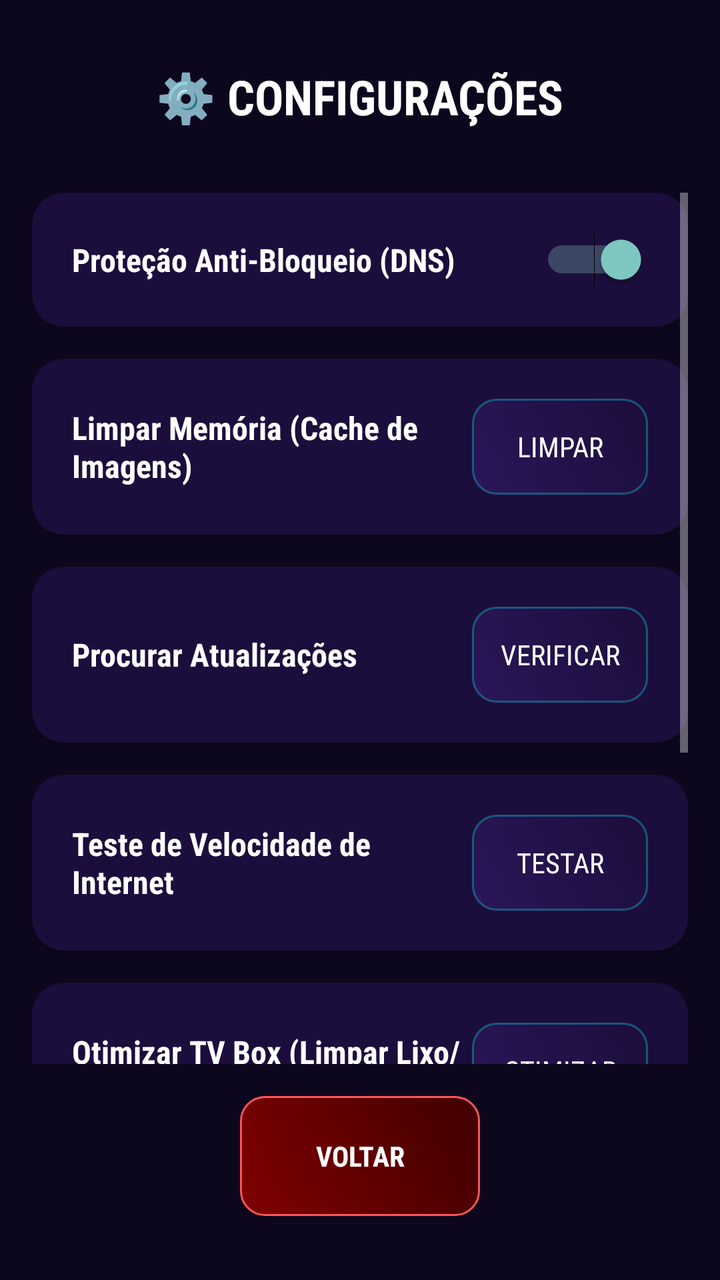
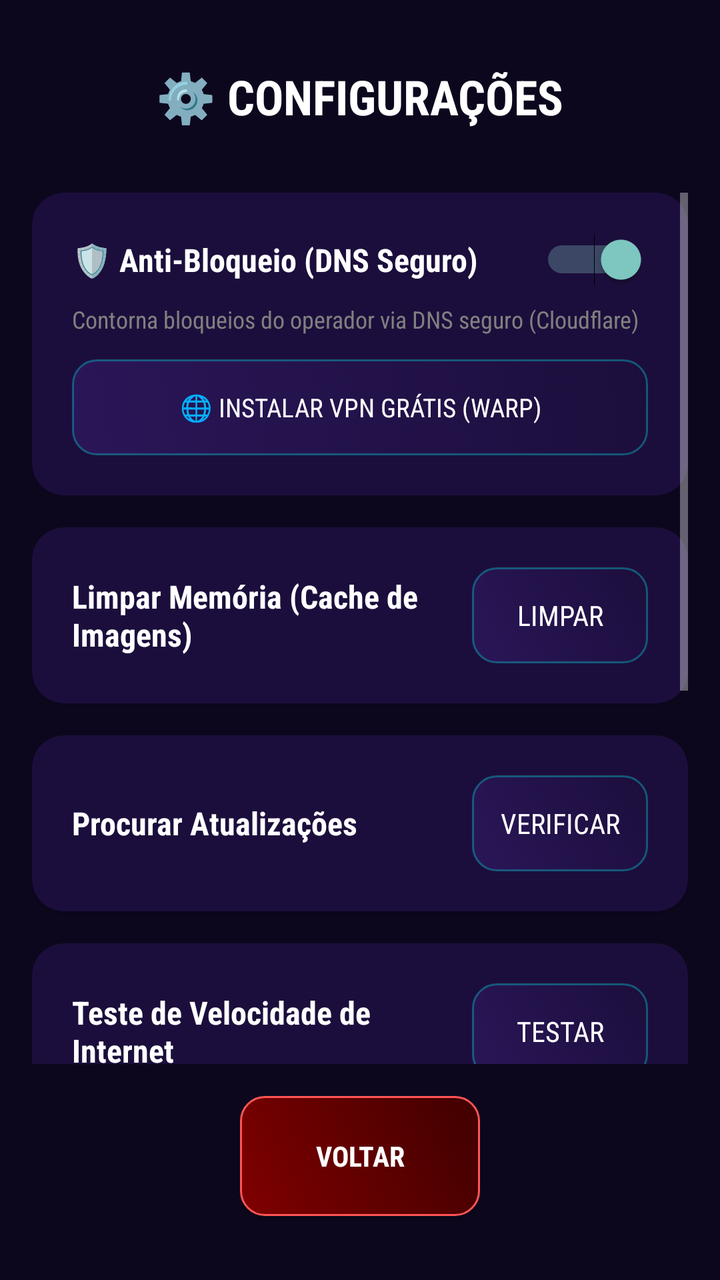

An Android layout rendered at two revisions. The XML below is the earlier revision; the diff shows what the commit changed to produce the second picture.
<!-- AndroidManifest.xml: activity theme AppTheme -->
<!-- res/layout/activity_settings.xml -->
<?xml version="1.0" encoding="utf-8"?>
<androidx.constraintlayout.widget.ConstraintLayout xmlns:android="http://schemas.android.com/apk/res/android"
    xmlns:app="http://schemas.android.com/apk/res-auto"
    xmlns:tools="http://schemas.android.com/tools"
    android:layout_width="match_parent"
    android:layout_height="match_parent"
    android:background="#0D071E"
    tools:context=".SettingsActivity">

    <TextView
        android:id="@+id/tvSettingsTitle"
        android:layout_width="wrap_content"
        android:layout_height="wrap_content"
        android:layout_marginTop="32dp"
        android:text="⚙️ CONFIGURAÇÕES"
        android:textColor="#FFFFFF"
        android:textSize="24sp"
        android:textStyle="bold"
        app:layout_constraintEnd_toEndOf="parent"
        app:layout_constraintStart_toStartOf="parent"
        app:layout_constraintTop_toTopOf="parent" />

    <ScrollView
        android:id="@+id/svSettings"
        android:layout_width="0dp"
        android:layout_height="0dp"
        android:layout_marginTop="32dp"
        android:layout_marginBottom="16dp"
        android:layout_marginHorizontal="16dp"
        app:layout_constraintWidth_max="700dp"
        app:layout_constraintEnd_toEndOf="parent"
        app:layout_constraintStart_toStartOf="parent"
        app:layout_constraintTop_toBottomOf="@id/tvSettingsTitle"
        app:layout_constraintBottom_toTopOf="@id/btnBack">

        <LinearLayout
            android:layout_width="match_parent"
            android:layout_height="wrap_content"
            android:orientation="vertical"
            android:paddingBottom="24dp">

            <androidx.cardview.widget.CardView
                android:layout_width="match_parent"
                android:layout_height="wrap_content"
                android:layout_marginBottom="16dp"
                app:cardBackgroundColor="#1C0E3C"
                app:cardCornerRadius="16dp">

                <LinearLayout
                    android:layout_width="match_parent"
                    android:layout_height="wrap_content"
                    android:gravity="center_vertical"
                    android:orientation="horizontal"
                    android:padding="20dp">

                    <TextView
                        android:layout_width="0dp"
                        android:layout_height="wrap_content"
                        android:layout_weight="1"
                        android:text="Proteção Anti-Bloqueio (DNS)"
                        android:textColor="#FFFFFF"
                        android:textSize="16sp"
                        android:textStyle="bold" />

                    <Switch
                        android:id="@+id/switchVpn"
                        android:layout_width="wrap_content"
                        android:layout_height="wrap_content"
                        android:checked="true" />

                </LinearLayout>
            </androidx.cardview.widget.CardView>

            <androidx.cardview.widget.CardView
                android:layout_width="match_parent"
                android:layout_height="wrap_content"
                android:layout_marginBottom="16dp"
                app:cardBackgroundColor="#1C0E3C"
                app:cardCornerRadius="16dp">

                <LinearLayout
                    android:layout_width="match_parent"
                    android:layout_height="wrap_content"
                    android:gravity="center_vertical"
                    android:orientation="horizontal"
                    android:padding="20dp">

                    <TextView
                        android:layout_width="0dp"
                        android:layout_height="wrap_content"
                        android:layout_weight="1"
                        android:text="Limpar Memória (Cache de Imagens)"
                        android:textColor="#FFFFFF"
                        android:textSize="16sp"
                        android:textStyle="bold" />

                    <Button
                        android:id="@+id/btnClearCache"
                        android:layout_width="wrap_content"
                        android:layout_height="wrap_content"
                        android:background="@drawable/bg_button_neon"
                        android:text="LIMPAR"
                        android:textColor="#FFFFFF" />

                </LinearLayout>
            </androidx.cardview.widget.CardView>


            <androidx.cardview.widget.CardView
                android:layout_width="match_parent"
                android:layout_height="wrap_content"
                android:layout_marginBottom="16dp"
                app:cardCornerRadius="16dp"
                app:cardBackgroundColor="#1C0E3C">

                <LinearLayout
                    android:layout_width="match_parent"
                    android:layout_height="wrap_content"
                    android:orientation="horizontal"
                    android:padding="20dp"
                    android:gravity="center_vertical">

                    <TextView
                        android:layout_width="0dp"
                        android:layout_height="wrap_content"
                        android:layout_weight="1"
                        android:text="Procurar Atualizações"
                        android:textColor="#FFFFFF"
                        android:textSize="16sp"
                        android:textStyle="bold"/>

                    <Button
                        android:id="@+id/btnUpdateApp"
                        android:layout_width="wrap_content"
                        android:layout_height="wrap_content"
                        android:text="VERIFICAR"
                        android:background="@drawable/bg_button_neon"
                        android:textColor="#FFFFFF"/>

                </LinearLayout>
            </androidx.cardview.widget.CardView>

            
            <androidx.cardview.widget.CardView
                android:layout_width="match_parent"
                android:layout_height="wrap_content"
                android:layout_marginBottom="16dp"
                app:cardCornerRadius="16dp"
                app:cardBackgroundColor="#1C0E3C">

                <LinearLayout
                    android:layout_width="match_parent"
                    android:layout_height="wrap_content"
                    android:orientation="vertical"
                    android:padding="20dp">

                    <LinearLayout
                        android:layout_width="match_parent"
                        android:layout_height="wrap_content"
                        android:orientation="horizontal"
                        android:gravity="center_vertical">
                        
                        <TextView
                            android:layout_width="0dp"
                            android:layout_height="wrap_content"
                            android:layout_weight="1"
                            android:text="Teste de Velocidade de Internet"
                            android:textColor="#FFFFFF"
                            android:textSize="16sp"
                            android:textStyle="bold"/>

                        <Button
                            android:id="@+id/btnSpeedTest"
                            android:layout_width="wrap_content"
                            android:layout_height="wrap_content"
                            android:text="TESTAR"
                            android:background="@drawable/bg_button_neon"
                            android:textColor="#FFFFFF"/>
                    </LinearLayout>

                    <TextView
                        android:id="@+id/tvSpeedResult"
                        android:layout_width="match_parent"
                        android:layout_height="wrap_content"
                        android:layout_marginTop="16dp"
                        android:text="Aguardando Teste..."
                        android:textAlignment="center"
                        android:textColor="#A0A0A0"
                        android:textSize="16sp"
                        android:textStyle="bold"
                        android:visibility="gone"/>

                </LinearLayout>
            </androidx.cardview.widget.CardView>

            
            <androidx.cardview.widget.CardView
                android:layout_width="match_parent"
                android:layout_height="wrap_content"
                app:cardCornerRadius="16dp"
                app:cardBackgroundColor="#1C0E3C">

                <LinearLayout
                    android:layout_width="match_parent"
                    android:layout_height="wrap_content"
                    android:orientation="vertical"
                    android:padding="20dp">

                    <LinearLayout
                        android:layout_width="match_parent"
                        android:layout_height="wrap_content"
                        android:orientation="horizontal"
                        android:gravity="center_vertical">
                        
                        <TextView
                            android:layout_width="0dp"
                            android:layout_height="wrap_content"
                            android:layout_weight="1"
                            android:text="Otimizar TV Box (Limpar Lixo/RAM)"
                            android:textColor="#FFFFFF"
                            android:textSize="16sp"
                            android:textStyle="bold"/>

                        <Button
                            android:id="@+id/btnOptimize"
                            android:layout_width="wrap_content"
                            android:layout_height="wrap_content"
                            android:text="OTIMIZAR"
                            android:background="@drawable/bg_button_neon"
                            android:textColor="#FFFFFF"/>
                    </LinearLayout>

                    <TextView
                        android:id="@+id/tvOptimizeResult"
                        android:layout_width="match_parent"
                        android:layout_height="wrap_content"
                        android:layout_marginTop="16dp"
                        android:text="Aguardando..."
                        android:textAlignment="center"
                        android:textColor="#A0A0A0"
                        android:textSize="16sp"
                        android:textStyle="bold"
                        android:visibility="gone"/>

                </LinearLayout>
            </androidx.cardview.widget.CardView>

            <androidx.cardview.widget.CardView
                android:layout_width="match_parent"
                android:layout_height="wrap_content"
                android:layout_marginTop="32dp"
                android:layout_marginBottom="16dp"
                app:cardBackgroundColor="#1C0E3C"
                app:cardCornerRadius="16dp">

                <LinearLayout
                    android:layout_width="match_parent"
                    android:layout_height="wrap_content"
                    android:gravity="center_vertical"
                    android:orientation="horizontal"
                    android:padding="20dp">

                    <TextView
                        android:layout_width="0dp"
                        android:layout_height="wrap_content"
                        android:layout_weight="1"
                        android:text="Sair da Conta (Logout)"
                        android:textColor="#FFFFFF"
                        android:textSize="16sp"
                        android:textStyle="bold" />

                    <Button
                        android:id="@+id/btnLogout"
                        android:layout_width="wrap_content"
                        android:layout_height="wrap_content"
                        android:background="@drawable/bg_button_exit"
                        android:text="SAIR"
                        android:textColor="#FFFFFF" />

                </LinearLayout>
            </androidx.cardview.widget.CardView>

            <TextView
                android:id="@+id/tvAppVersion"
                android:layout_width="match_parent"
                android:layout_height="wrap_content"
                android:textAlignment="center"
                android:textColor="#A0A0A0"
                android:textSize="14sp"
                android:layout_marginBottom="16dp"
                android:text="Versão --"/>

        </LinearLayout>
    </ScrollView>

    <Button
        android:id="@+id/btnBack"
        android:layout_width="120dp"
        android:layout_height="60dp"
        android:layout_marginBottom="32dp"
        android:background="@drawable/bg_button_exit"
        android:text="VOLTAR"
        android:textColor="#FFFFFF"
        android:textStyle="bold"
        app:layout_constraintBottom_toBottomOf="parent"
        app:layout_constraintEnd_toEndOf="parent"
        app:layout_constraintStart_toStartOf="parent" />

</androidx.constraintlayout.widget.ConstraintLayout>
<!-- resources referenced by this layout -->
<resources>
  <!-- drawable bg_button_exit (drawable) -->
  <?xml version="1.0" encoding="utf-8"?>
  <selector xmlns:android="http://schemas.android.com/apk/res/android">
      <item android:state_focused="true">
          <shape android:shape="rectangle">
              <solid android:color="#FF5555"/>
              <corners android:radius="12dp"/>
              <stroke android:width="3dp" android:color="#FF0000"/>
          </shape>
      </item>
      <item>
          <shape android:shape="rectangle">
              <gradient android:startColor="#800000" android:endColor="#400000" android:angle="45"/>
              <corners android:radius="12dp"/>
              <stroke android:width="1dp" android:color="#FF5555"/>
          </shape>
      </item>
  </selector>
  <!-- drawable bg_button_neon (drawable) -->
  <?xml version="1.0" encoding="utf-8"?>
  <selector xmlns:android="http://schemas.android.com/apk/res/android">
      <item android:state_focused="true">
          <shape android:shape="rectangle">
              <solid android:color="#8000FFFF"/>
              <corners android:radius="12dp"/>
              <stroke android:width="4dp" android:color="#FFFFFF"/>
          </shape>
      </item>
      <item>
          <shape android:shape="rectangle">
              <gradient android:startColor="#2A1658" android:endColor="#1C0E3C" android:angle="45"/>
              <corners android:radius="12dp"/>
              <stroke android:width="1dp" android:color="#4D00FFFF"/>
          </shape>
      </item>
  </selector>
  <style name="AppTheme" parent="Theme.AppCompat.NoActionBar">
          <item name="android:fontFamily">sans-serif-condensed</item>
      </style>
</resources>

<!-- the commit's change to res/layout/activity_settings.xml (unified diff, before → after) -->
@@ -49,24 +49,49 @@
                 <LinearLayout
                     android:layout_width="match_parent"
                     android:layout_height="wrap_content"
-                    android:gravity="center_vertical"
-                    android:orientation="horizontal"
-                    android:padding="20dp">
-
-                    <TextView
-                        android:layout_width="0dp"
-                        android:layout_height="wrap_content"
-                        android:layout_weight="1"
-                        android:text="Proteção Anti-Bloqueio (DNS)"
+                    android:orientation="vertical"
+                    android:padding="20dp">
+
+                    <LinearLayout
+                        android:layout_width="match_parent"
+                        android:layout_height="wrap_content"
+                        android:gravity="center_vertical"
+                        android:orientation="horizontal">
+
+                        <TextView
+                            android:layout_width="0dp"
+                            android:layout_height="wrap_content"
+                            android:layout_weight="1"
+                            android:text="🛡️ Anti-Bloqueio (DNS Seguro)"
+                            android:textColor="#FFFFFF"
+                            android:textSize="16sp"
+                            android:textStyle="bold" />
+
+                        <Switch
+                            android:id="@+id/switchVpn"
+                            android:layout_width="wrap_content"
+                            android:layout_height="wrap_content"
+                            android:checked="true" />
+
+                    </LinearLayout>
+
+                    <TextView
+                        android:layout_width="match_parent"
+                        android:layout_height="wrap_content"
+                        android:layout_marginTop="8dp"
+                        android:text="Contorna bloqueios do operador via DNS seguro (Cloudflare)"
+                        android:textColor="#808080"
+                        android:textSize="12sp" />
+
+                    <Button
+                        android:id="@+id/btnInstallWarp"
+                        android:layout_width="match_parent"
+                        android:layout_height="wrap_content"
+                        android:layout_marginTop="12dp"
+                        android:background="@drawable/bg_button_neon"
+                        android:text="🌐 INSTALAR VPN GRÁTIS (WARP)"
                         android:textColor="#FFFFFF"
-                        android:textSize="16sp"
-                        android:textStyle="bold" />
-
-                    <Switch
-                        android:id="@+id/switchVpn"
-                        android:layout_width="wrap_content"
-                        android:layout_height="wrap_content"
-                        android:checked="true" />
+                        android:textSize="13sp" />
 
                 </LinearLayout>
             </androidx.cardview.widget.CardView>
